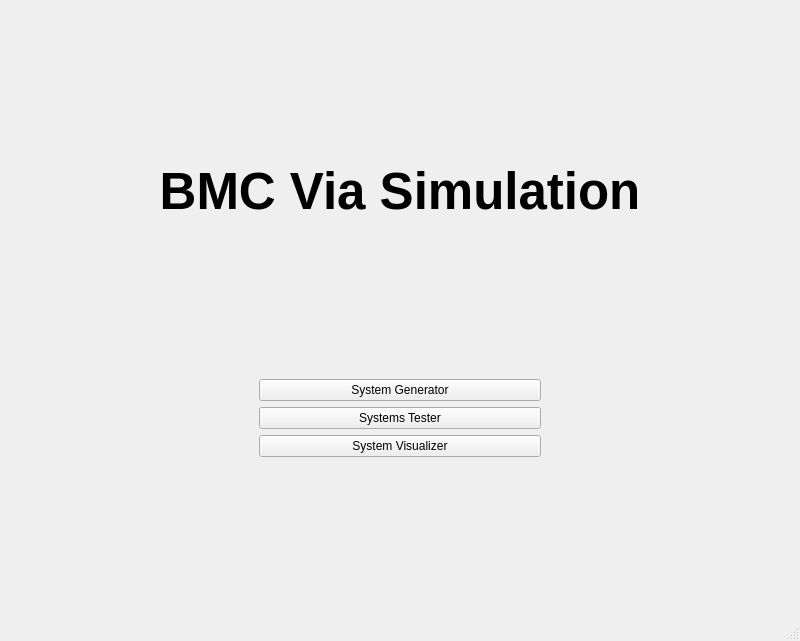
eden2888/BMC_Simulation, file GUI/MainUI.ui: the form before one commit.
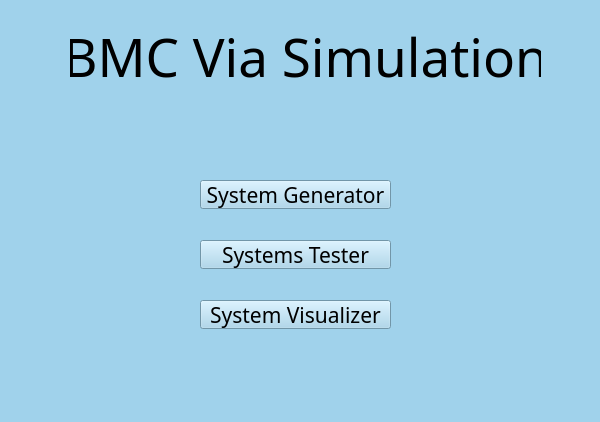
The form after the commit. Icons and pictures are not drawn.

Commit message: Added GUI loading screen and main menu.

Diff of the .ui file:
```diff
--- a/GUI/MainUI.ui
+++ b/GUI/MainUI.ui
@@ -2,17 +2,15 @@
 <ui version="4.0">
  <class>MainWindow</class>
  <widget class="QMainWindow" name="MainWindow">
-  <property name="geometry">
-   <rect>
-    <x>0</x>
-    <y>0</y>
-    <width>800</width>
-    <height>641</height>
-   </rect>
-  </property>
   <property name="windowTitle">
    <string>MainWindow</string>
   </property>
+  <property name="styleSheet">
+   <string notr="true">background-color: rgb(206, 225, 255);
+background-color: rgb(173, 178, 200);
+background-color: rgb(197, 209, 216);
+background-color: rgb(160, 210, 235);</string>
+  </property>
   <widget class="QWidget" name="centralwidget">
    <property name="enabled">
     <bool>true</bool>
@@ -26,85 +24,188 @@
    <property name="autoFillBackground">
     <bool>false</bool>
    </property>
-   <layout class="QGridLayout" name="gridLayout">
-    <item row="0" column="0">
-     <layout class="QHBoxLayout" name="horizontalLayout_2">
-      <item>
-       <widget class="QLabel" name="LabelHeader">
-        <property name="sizePolicy">
-         <sizepolicy hsizetype="Preferred" vsizetype="Fixed">
-          <horstretch>0</horstretch>
-          <verstretch>0</verstretch>
-         </sizepolicy>
-        </property>
-        <property name="font">
-         <font>
-          <family>MS Shell Dlg 2</family>
-          <pointsize>38</pointsize>
-          <weight>75</weight>
-          <italic>false</italic>
-          <bold>true</bold>
-          <strikeout>false</strikeout>
-         </font>
-        </property>
-        <property name="text">
-         <string>BMC Via Simulation</string>
-        </property>
-        <property name="alignment">
-         <set>Qt::AlignHCenter|Qt::AlignTop</set>
-        </property>
-       </widget>
-      </item>
-     </layout>
-    </item>
-    <item row="1" column="0">
-     <layout class="QHBoxLayout" name="horizontalLayout">
-      <item>
-       <layout class="QVBoxLayout" name="verticalLayout_2">
-        <property name="sizeConstraint">
-         <enum>QLayout::SetFixedSize</enum>
-        </property>
-        <property name="leftMargin">
-         <number>250</number>
-        </property>
-        <property name="rightMargin">
-         <number>250</number>
-        </property>
-        <item>
-         <widget class="QPushButton" name="BtnGenerator">
-          <property name="sizePolicy">
-           <sizepolicy hsizetype="Minimum" vsizetype="Fixed">
-            <horstretch>0</horstretch>
-            <verstretch>0</verstretch>
-           </sizepolicy>
-          </property>
-          <property name="layoutDirection">
-           <enum>Qt::LeftToRight</enum>
-          </property>
-          <property name="text">
-           <string>System Generator</string>
-          </property>
-         </widget>
-        </item>
-        <item>
-         <widget class="QPushButton" name="BtnTester">
-          <property name="text">
-           <string>Systems Tester</string>
-          </property>
-         </widget>
-        </item>
-        <item>
-         <widget class="QPushButton" name="BtnVisual">
-          <property name="text">
-           <string>System Visualizer</string>
-          </property>
-         </widget>
-        </item>
-       </layout>
-      </item>
-     </layout>
-    </item>
-   </layout>
+   <widget class="QLabel" name="label_2">
+    <property name="geometry">
+     <rect>
+      <x>400</x>
+      <y>240</y>
+      <width>21</width>
+      <height>31</height>
+     </rect>
+    </property>
+    <property name="styleSheet">
+     <string notr="true">image: url(:/newPrefix/info.png);</string>
+    </property>
+    <property name="text">
+     <string/>
+    </property>
+   </widget>
+   <widget class="QLabel" name="label_3">
+    <property name="geometry">
+     <rect>
+      <x>400</x>
+      <y>300</y>
+      <width>21</width>
+      <height>31</height>
+     </rect>
+    </property>
+    <property name="styleSheet">
+     <string notr="true">image: url(:/newPrefix/info.png);</string>
+    </property>
+    <property name="text">
+     <string/>
+    </property>
+   </widget>
+   <widget class="QPushButton" name="BtnTester">
+    <property name="geometry">
+     <rect>
+      <x>200</x>
+      <y>240</y>
+      <width>191</width>
+      <height>29</height>
+     </rect>
+    </property>
+    <property name="font">
+     <font>
+      <family>Sans Serif</family>
+      <pointsize>16</pointsize>
+      <italic>false</italic>
+      <bold>false</bold>
+     </font>
+    </property>
+    <property name="cursor">
+     <cursorShape>OpenHandCursor</cursorShape>
+    </property>
+    <property name="styleSheet">
+     <string notr="true">font: 16pt&quot;Sans Serif&quot;;</string>
+    </property>
+    <property name="text">
+     <string>Systems Tester</string>
+    </property>
+   </widget>
+   <widget class="QPushButton" name="BtnGenerator">
+    <property name="geometry">
+     <rect>
+      <x>200</x>
+      <y>180</y>
+      <width>191</width>
+      <height>29</height>
+     </rect>
+    </property>
+    <property name="minimumSize">
+     <size>
+      <width>50</width>
+      <height>0</height>
+     </size>
+    </property>
+    <property name="font">
+     <font>
+      <family>Sans Serif</family>
+      <pointsize>16</pointsize>
+      <italic>false</italic>
+      <bold>false</bold>
+     </font>
+    </property>
+    <property name="cursor">
+     <cursorShape>OpenHandCursor</cursorShape>
+    </property>
+    <property name="layoutDirection">
+     <enum>Qt::LeftToRight</enum>
+    </property>
+    <property name="styleSheet">
+     <string notr="true">font: 16pt&quot;Sans Serif&quot;;</string>
+    </property>
+    <property name="text">
+     <string>System Generator</string>
+    </property>
+    <property name="iconSize">
+     <size>
+      <width>5</width>
+      <height>5</height>
+     </size>
+    </property>
+   </widget>
+   <widget class="QPushButton" name="BtnVisual">
+    <property name="geometry">
+     <rect>
+      <x>200</x>
+      <y>300</y>
+      <width>191</width>
+      <height>29</height>
+     </rect>
+    </property>
+    <property name="font">
+     <font>
+      <family>Sans Serif</family>
+      <pointsize>16</pointsize>
+      <italic>false</italic>
+      <bold>false</bold>
+     </font>
+    </property>
+    <property name="cursor">
+     <cursorShape>OpenHandCursor</cursorShape>
+    </property>
+    <property name="styleSheet">
+     <string notr="true">font: 16pt&quot;Sans Serif&quot;;</string>
+    </property>
+    <property name="text">
+     <string>System Visualizer</string>
+    </property>
+   </widget>
+   <widget class="QLabel" name="label">
+    <property name="geometry">
+     <rect>
+      <x>400</x>
+      <y>180</y>
+      <width>21</width>
+      <height>31</height>
+     </rect>
+    </property>
+    <property name="styleSheet">
+     <string notr="true">image: url(:/newPrefix/info.png);</string>
+    </property>
+    <property name="text">
+     <string/>
+    </property>
+   </widget>
+   <widget class="QLabel" name="LabelHeader">
+    <property name="geometry">
+     <rect>
+      <x>70</x>
+      <y>20</y>
+      <width>471</width>
+      <height>87</height>
+     </rect>
+    </property>
+    <property name="sizePolicy">
+     <sizepolicy hsizetype="Preferred" vsizetype="Fixed">
+      <horstretch>0</horstretch>
+      <verstretch>0</verstretch>
+     </sizepolicy>
+    </property>
+    <property name="font">
+     <font>
+      <family>Sans Serif</family>
+      <pointsize>40</pointsize>
+      <italic>false</italic>
+      <bold>false</bold>
+      <strikeout>false</strikeout>
+     </font>
+    </property>
+    <property name="styleSheet">
+     <string notr="true">font: 40pt&quot;Sans Serif&quot;;
+</string>
+    </property>
+    <property name="text">
+     <string>BMC Via Simulation</string>
+    </property>
+    <property name="alignment">
+     <set>Qt::AlignHCenter|Qt::AlignTop</set>
+    </property>
+   </widget>
+   <zorder>label</zorder>
+   <zorder>label_2</zorder>
+   <zorder>label_3</zorder>
   </widget>
   <widget class="QMenuBar" name="menubar">
    <property name="geometry">
```
Left out of the diff: 8 changed lines with no effect on the pictures. The commit also changes 3 other files.
